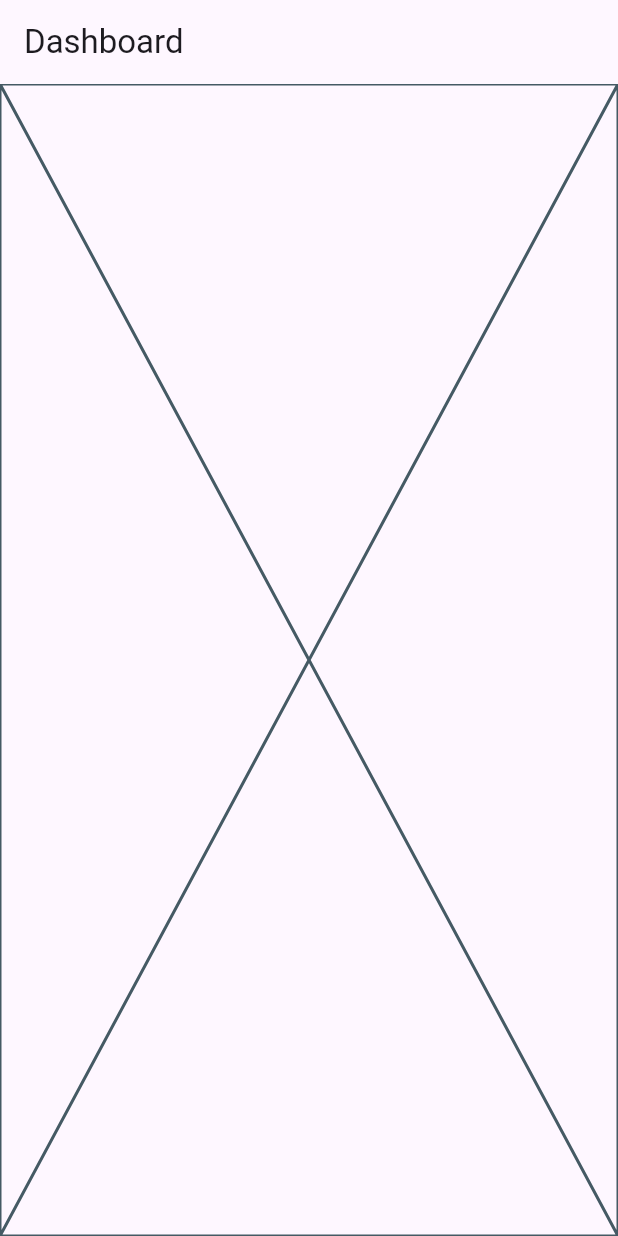
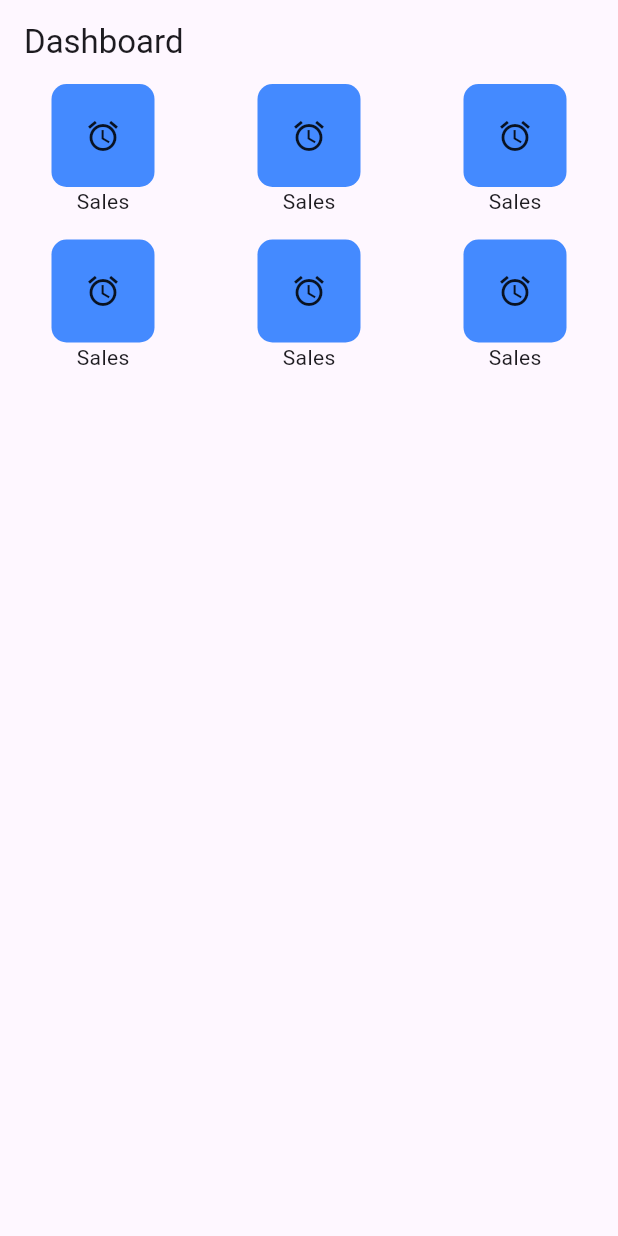
Before and after one commit to RomyITCM/smileSharingProject, a Flutter app: the DashboardScreen screen opened directly, on a phone screen of 412 x 824 dp. Run offline on Flutter 3.47's test engine with Material 3 defaults, Android fonts, the light colour scheme and no system bars; our stand-ins replace shared_preferences; accounts and stored records are empty.

Commit message:
buat ming2

```diff
--- a/romy_sharing_project/lib/components/constants.dart
+++ b/romy_sharing_project/lib/components/constants.dart
@@ -1,6 +1,9 @@
 
-const kUrl = 'e1wrrsmv6j.execute-api.ap-southeast-1.amazonaws.com';
-const kPath = '/production/';
+const kUrl = '8vsdqdh6e6.execute-api.ap-southeast-1.amazonaws.com';
+const kPath = '/sandbox/';
 
 // string path untuk route
 const kPathLanding = '/';
+const kPathLogin = '/login';
+const kPathDashBoard = '/dashboard';
+const kPathSalesOrderList = '/sales_order/list';
--- a/romy_sharing_project/lib/main.dart
+++ b/romy_sharing_project/lib/main.dart
@@ -1,4 +1,5 @@
 import 'package:flutter/material.dart';
+import 'package:romy_sharing_project/components/route_generator.dart';
 import 'package:romy_sharing_project/screens/commons/dashboard/dashboard_screen.dart';
 import 'package:romy_sharing_project/screens/commons/login/login_screen.dart';
 
@@ -14,6 +15,7 @@ class MyApp extends StatelessWidget {
   Widget build(BuildContext context) {
     return MaterialApp(
       title: 'Flutter Demo',
+      debugShowCheckedModeBanner: false,
       theme: ThemeData(
         // This is the theme of your application.
         //
@@ -33,7 +35,7 @@ class MyApp extends StatelessWidget {
         colorScheme: ColorScheme.fromSeed(seedColor: Colors.deepPurple),
         useMaterial3: true,
       ),
-      home: const DashboardScreen(),
+      onGenerateRoute: RouteGenerator.routeGenerator,
     );
   }
 }
--- a/romy_sharing_project/lib/models/login/login.dart
+++ b/romy_sharing_project/lib/models/login/login.dart
@@ -50,6 +50,9 @@ class Login{
       },
       body: params,
     );
+
+    print(uri);
+    print(params);
     var jsonObj = json.decode(apiResult.body);
     var objLogin = (jsonObj as Map<String, dynamic>)['result'];
 
--- a/romy_sharing_project/lib/screens/commons/dashboard/components/dashboard_body.dart
+++ b/romy_sharing_project/lib/screens/commons/dashboard/components/dashboard_body.dart
@@ -1,4 +1,6 @@
 import 'package:flutter/material.dart';
+import 'package:romy_sharing_project/components/constants.dart';
+import 'package:romy_sharing_project/components/widget/card_widget.dart';
 
 class DashboardBody extends StatefulWidget {
   const DashboardBody({super.key});
@@ -10,6 +12,101 @@ class DashboardBody extends StatefulWidget {
 class _DashboardBodyState extends State<DashboardBody> {
   @override
   Widget build(BuildContext context) {
-    return const Placeholder();
+    return SafeArea(
+        child: Column(
+          children: [
+            Row(
+              mainAxisAlignment: MainAxisAlignment.spaceAround,
+              crossAxisAlignment: CrossAxisAlignment.center,
+              children: [
+                Column(
+                  children: [
+                    InkWell(
+                      onTap: (){
+                        Navigator.pushNamed(context, kPathSalesOrderList);
+                      },
+                      child: CardWidget(
+                        colorCard: Colors.blueAccent,
+                        childCard: SizedBox(
+                            height: MediaQuery.of(context).size.width/6,
+                            width: MediaQuery.of(context).size.width/6,
+                            child: Icon(Icons.access_alarm)),
+                      ),
+                    ),
+                    Text("Sales"),
+                  ],
+                ),
+                Column(
+                  children: [
+                    CardWidget(
+                      colorCard: Colors.blueAccent,
+                      childCard: SizedBox(
+                          height: MediaQuery.of(context).size.width/6,
+                          width: MediaQuery.of(context).size.width/6,
+                          child: Icon(Icons.access_alarm)),
+                    ),
+                    Text("Sales"),
+                  ],
+                ),
+                Column(
+                  children: [
+                    CardWidget(
+                      colorCard: Colors.blueAccent,
+                      childCard: SizedBox(
+                          height: MediaQuery.of(context).size.width/6,
+                          width: MediaQuery.of(context).size.width/6,
+                          child: Icon(Icons.access_alarm)),
+                    ),
+                    Text("Sales"),
+                  ],
+                ),
+              ],
+            ),
+            SizedBox(height: 15,),
+            Row(
+              mainAxisAlignment: MainAxisAlignment.spaceAround,
+              crossAxisAlignment: CrossAxisAlignment.center,
+              children: [
+                Column(
+                  children: [
+                    CardWidget(
+                      colorCard: Colors.blueAccent,
+                      childCard: SizedBox(
+                          height: MediaQuery.of(context).size.width/6,
+                          width: MediaQuery.of(context).size.width/6,
+                          child: Icon(Icons.access_alarm)),
+                    ),
+                    Text("Sales"),
+                  ],
+                ),
+                Column(
+                  children: [
+                    CardWidget(
+                      colorCard: Colors.blueAccent,
+                      childCard: SizedBox(
+                          height: MediaQuery.of(context).size.width/6,
+                          width: MediaQuery.of(context).size.width/6,
+                          child: Icon(Icons.access_alarm)),
+                    ),
+                    Text("Sales"),
+                  ],
+                ),
+                Column(
+                  children: [
+                    CardWidget(
+                      colorCard: Colors.blueAccent,
+                      childCard: SizedBox(
+                          height: MediaQuery.of(context).size.width/6,
+                          width: MediaQuery.of(context).size.width/6,
+                          child: Icon(Icons.access_alarm)),
+                    ),
+                    Text("Sales"),
+                  ],
+                ),
+              ],
+            ),
+          ],
+        )
+    );
   }
 }
--- a/romy_sharing_project/lib/screens/commons/landing/components/landing_body.dart
+++ b/romy_sharing_project/lib/screens/commons/landing/components/landing_body.dart
@@ -1,4 +1,5 @@
 import 'package:flutter/material.dart';
+import 'package:romy_sharing_project/components/constants.dart';
 import 'package:romy_sharing_project/components/shared_preferences.dart';
 
 class LandingBody extends StatefulWidget {
@@ -20,7 +21,9 @@ class _LandingBodyState extends State<LandingBody> {
   _loadInfo(){
     Sessions.getUserId().then((value){
       if(value.isEmpty){
-        // Navigator.pushNamedAndRemoveUntil(context, newRouteName, (route) => false);
+        Navigator.pushNamedAndRemoveUntil(context, kPathLogin, ModalRoute.withName(kPathLogin));
+      }else{
+        Navigator.pushNamedAndRemoveUntil(context, kPathDashBoard, ModalRoute.withName(kPathDashBoard));
       }
     });
   }
```
Also changed, not shown: romy_sharing_project/lib/components/route_generator.dart (+11 -1 lines), romy_sharing_project/lib/screens/commons/login/components/login_body.dart (+5 -6 lines), romy_sharing_project/lib/screens/sales_order/sales_order_list/components/sales_order_list_body.dart (added, +15 -0 lines), romy_sharing_project/lib/screens/sales_order/sales_order_list/sales_order_list_screen.dart (added, +21 -0 lines).
